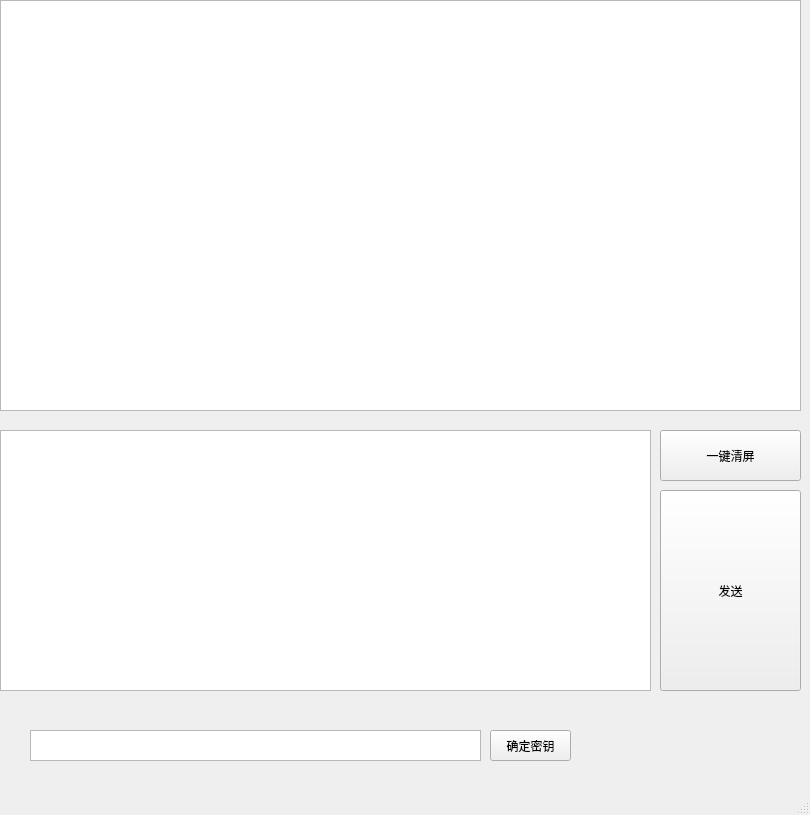
Cijade/chatgpt_lxd, file MainWindow.ui: the form before one commit.
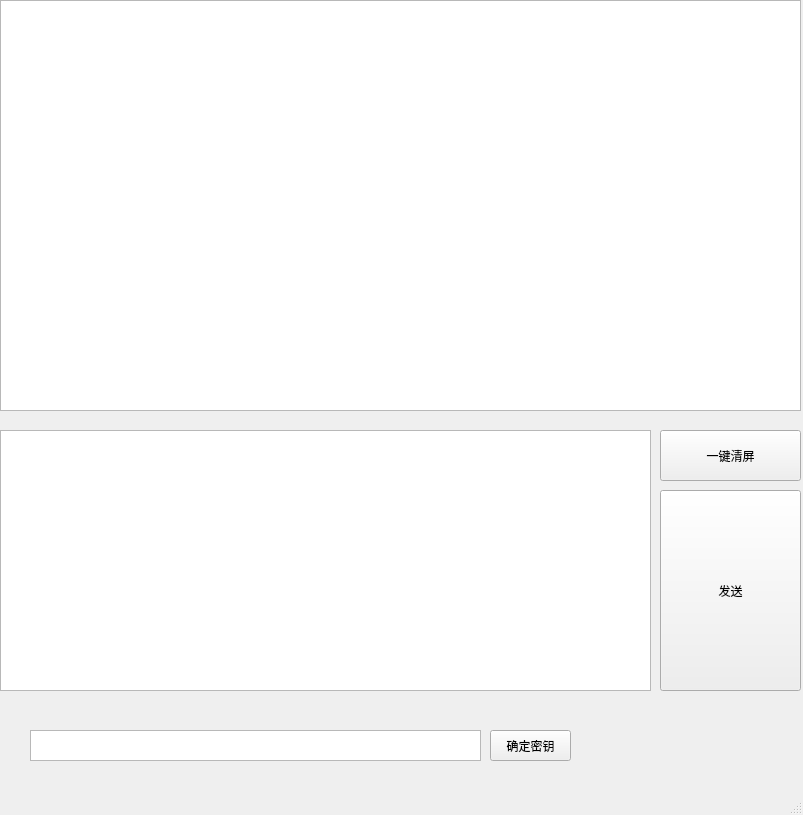
The form after the commit. Icons and pictures are not drawn.

```diff
--- a/MainWindow.ui
+++ b/MainWindow.ui
@@ -6,7 +6,7 @@
    <rect>
     <x>0</x>
     <y>0</y>
-    <width>810</width>
+    <width>803</width>
     <height>815</height>
    </rect>
   </property>
```
Left out of the diff: 20 changed lines with no effect on the pictures.
